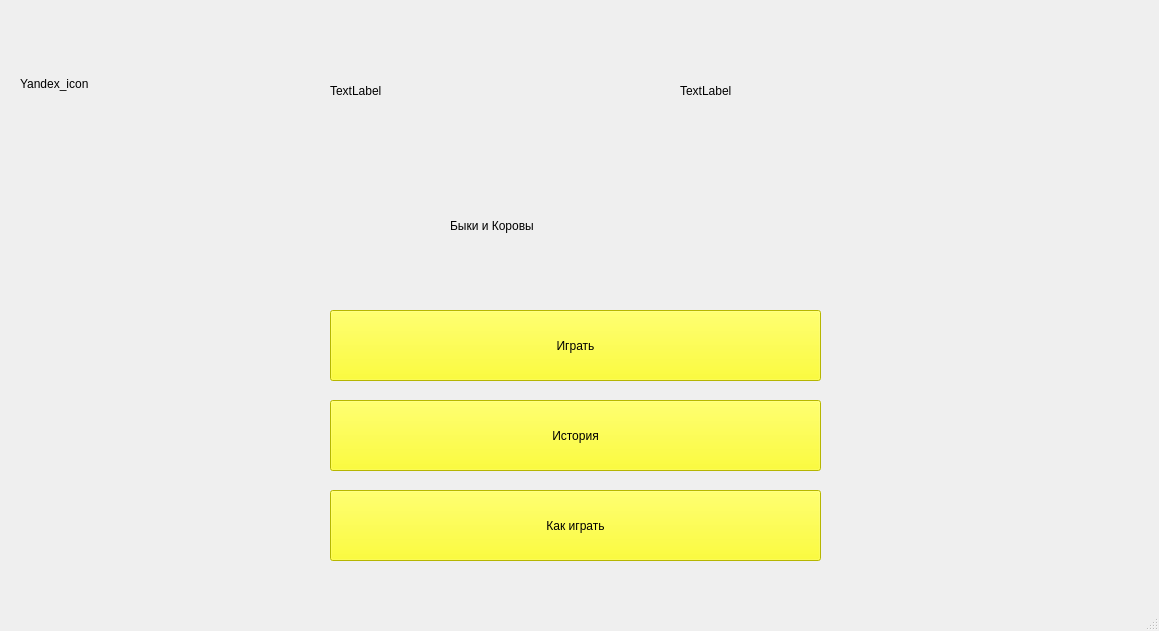
This is App.ui in AjDx1228/Bulls-and-cows as Qt 5 draws it before an edit. The edited form follows.
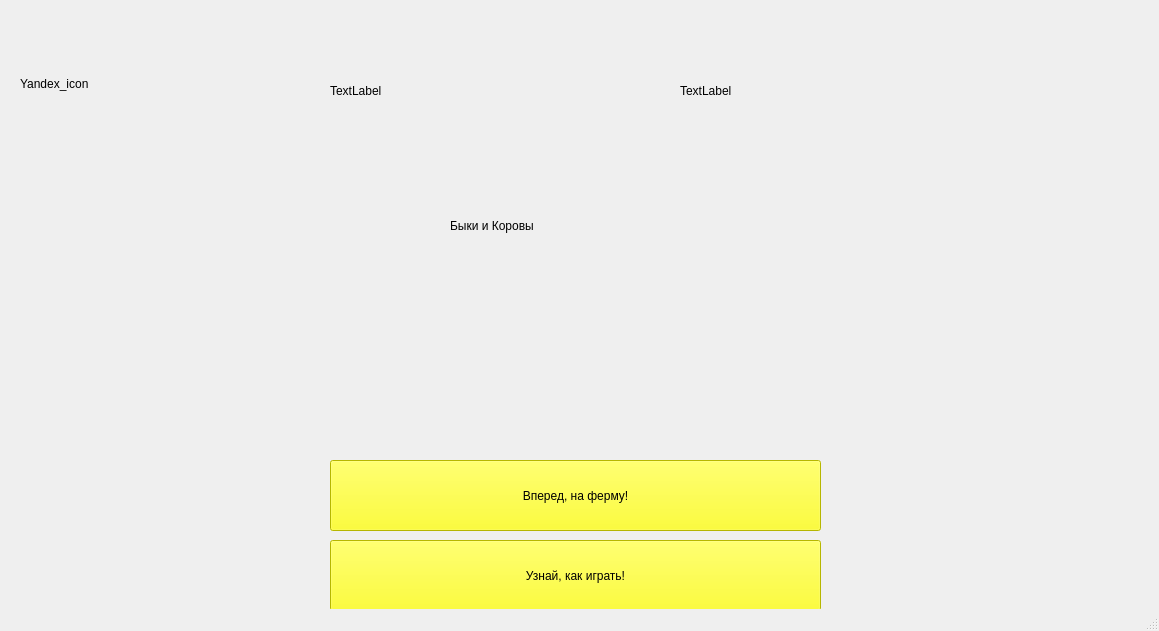
This is the edited form.

Commit message: add any button

Diff of the .ui file:
```diff
--- a/App.ui
+++ b/App.ui
@@ -13,6 +13,9 @@
   <property name="windowTitle">
    <string>MainWindow</string>
   </property>
+  <property name="autoFillBackground">
+   <bool>false</bool>
+  </property>
   <property name="styleSheet">
    <string notr="true"/>
   </property>
@@ -21,7 +24,7 @@
     <property name="geometry">
      <rect>
       <x>330</x>
-      <y>310</y>
+      <y>460</y>
       <width>491</width>
       <height>71</height>
      </rect>
@@ -30,30 +33,14 @@
      <string notr="true">background-color: rgb(255, 255, 0);</string>
     </property>
     <property name="text">
-     <string>Играть</string>
-    </property>
-   </widget>
-   <widget class="QPushButton" name="history_btn">
-    <property name="geometry">
-     <rect>
-      <x>330</x>
-      <y>400</y>
-      <width>491</width>
-      <height>71</height>
-     </rect>
-    </property>
-    <property name="styleSheet">
-     <string notr="true">background-color: rgb(255, 255, 0);</string>
-    </property>
-    <property name="text">
-     <string>История</string>
+     <string>Вперед, на ферму!</string>
     </property>
    </widget>
    <widget class="QPushButton" name="how_to_play_btn">
     <property name="geometry">
      <rect>
       <x>330</x>
-      <y>490</y>
+      <y>540</y>
       <width>491</width>
       <height>71</height>
      </rect>
@@ -62,7 +49,7 @@
      <string notr="true">background-color: rgb(255, 255, 0);</string>
     </property>
     <property name="text">
-     <string>Как играть</string>
+     <string>Узнай, как играть!</string>
     </property>
    </widget>
    <widget class="QLabel" name="Yandex_icon">
```
Left out of the diff: 14 changed lines with no effect on the pictures. The commit also changes 6 other files.
